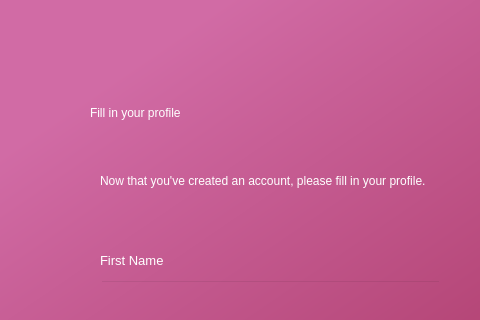
Above: fillprofile.ui from AnshulS853/Coursework_Prototype before the change; both pictures show x 0 to 480 and y 0 to 320 of the 950 by 800 pixel window. Below: the same form after it.
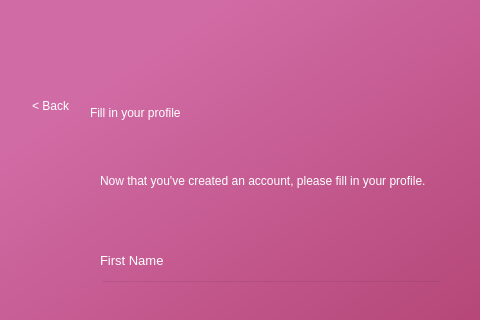
That is the form after the change.

What changed in the file:
```diff
--- a/fillprofile.ui
+++ b/fillprofile.ui
@@ -328,6 +328,23 @@
      <string/>
     </property>
    </widget>
+   <widget class="QPushButton" name="goback">
+    <property name="geometry">
+     <rect>
+      <x>10</x>
+      <y>60</y>
+      <width>81</width>
+      <height>91</height>
+     </rect>
+    </property>
+    <property name="styleSheet">
+     <string notr="true">border-radius:20px;
+font: 14pt &quot;MS Shell Dlg 2&quot;; color:rgb(255, 255, 255)</string>
+    </property>
+    <property name="text">
+     <string>&lt; Back</string>
+    </property>
+   </widget>
   </widget>
  </widget>
  <tabstops>
```
